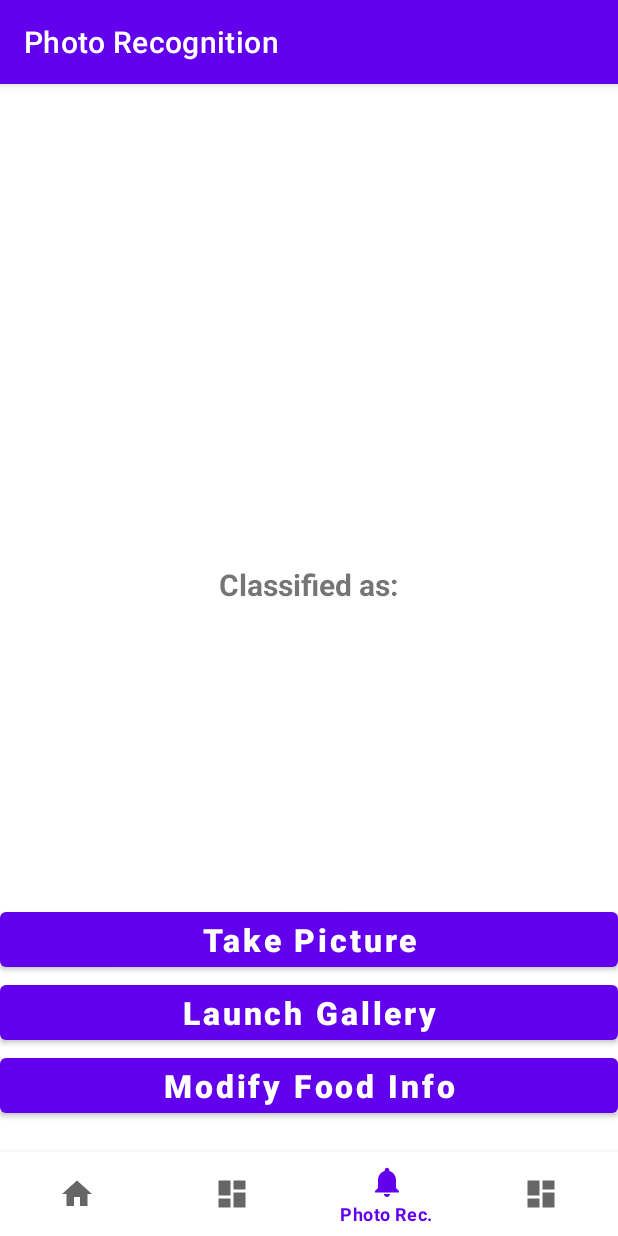
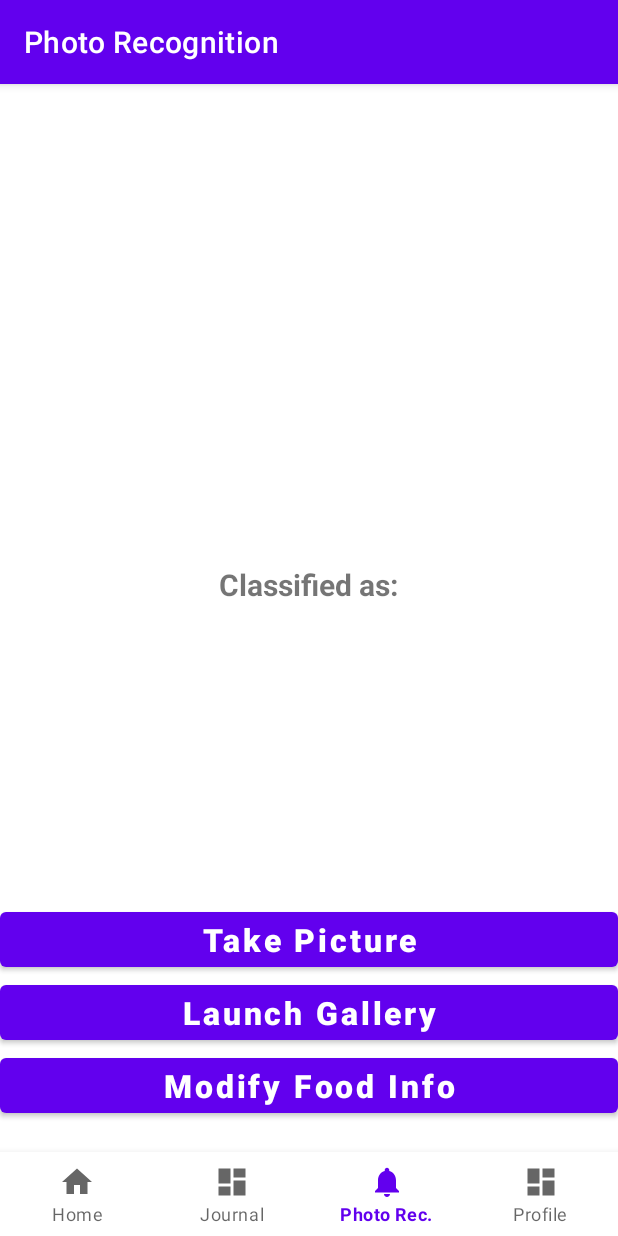
Before and after one commit to bsouthg8/SpeaKcal-Project, an Android app: the PhotoRecognition screen opened directly, with no data from a screen before it, on a phone screen of 412 x 824 dp. Run offline under Robolectric (Android 15) with nearby library versions, the phone set to English and light mode, and no system bars; our stand-ins replace Firebase (no records; nobody signed in at launch, a user with empty details on screens opened directly); libraries missing offline, so code that uses them is left out: org.tensorflow.lite.

Commit message:
some more changes
just so that the text is always displayed on the nav bar

```diff
--- a/app/src/main/java/com/example/speakcalproject/MainActivity.java
+++ b/app/src/main/java/com/example/speakcalproject/MainActivity.java
@@ -1,6 +1,7 @@
 package com.example.speakcalproject;
 
 import android.content.Intent;
+import android.content.SharedPreferences;
 import android.os.Bundle;
 import android.view.View;
 import android.widget.Button;
@@ -52,6 +53,7 @@ public class MainActivity extends AppCompatActivity {
             } else if (itemId == R.id.navigation_journal) {
                 Intent intent = new Intent(this, TestJournal.class);
                 intent.addFlags(Intent.FLAG_ACTIVITY_REORDER_TO_FRONT);
+
                 startActivity(intent);
                 overridePendingTransition(R.anim.slide_in_right, R.anim.slide_out_left);
                 return true;
--- a/app/src/main/res/layout/activity_main.xml
+++ b/app/src/main/res/layout/activity_main.xml
@@ -14,6 +14,7 @@
         android:layout_marginStart="0dp"
         android:layout_marginEnd="0dp"
         android:background="?android:attr/windowBackground"
+        app:labelVisibilityMode="labeled"
         app:layout_constraintBottom_toBottomOf="parent"
         app:layout_constraintLeft_toLeftOf="parent"
         app:layout_constraintRight_toRightOf="parent"
--- a/app/src/main/res/layout/activity_photo_recognition.xml
+++ b/app/src/main/res/layout/activity_photo_recognition.xml
@@ -13,6 +13,7 @@
         android:layout_alignParentBottom="true"
         android:layout_marginStart="0dp"
         android:layout_marginEnd="0dp"
+        app:labelVisibilityMode="labeled"
         android:background="?android:attr/windowBackground"
         app:layout_constraintBottom_toBottomOf="parent"
         app:layout_constraintLeft_toLeftOf="parent"
--- a/app/src/main/res/layout/activity_test_journal.xml
+++ b/app/src/main/res/layout/activity_test_journal.xml
@@ -12,6 +12,7 @@
         android:layout_height="wrap_content"
         android:layout_marginStart="0dp"
         android:layout_marginEnd="0dp"
+        app:labelVisibilityMode="labeled"
         android:background="?android:attr/windowBackground"
         app:layout_constraintBottom_toBottomOf="parent"
         app:layout_constraintLeft_toLeftOf="parent"
--- a/app/src/main/res/layout/activity_test_profile.xml
+++ b/app/src/main/res/layout/activity_test_profile.xml
@@ -12,6 +12,7 @@
         android:layout_height="wrap_content"
         android:layout_marginStart="0dp"
         android:layout_marginEnd="0dp"
+        app:labelVisibilityMode="labeled"
         android:background="?android:attr/windowBackground"
         app:layout_constraintBottom_toBottomOf="parent"
         app:layout_constraintLeft_toLeftOf="parent"
```
